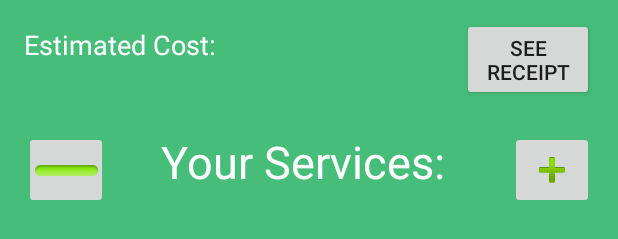
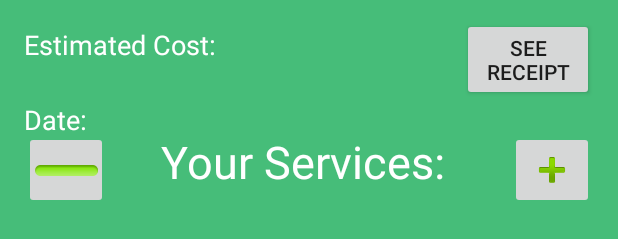
Before and after one commit to kennyhong/Eventus-Android, an Android app: the layout activity_view_event.xml on its own in the app's theme, with its tools: preview values and no code run, on a phone screen of 412 x 824 dp. Shown: the part 199-438 px from the top of the screen. Run offline under Robolectric (Android 15) with nearby library versions, the phone set to English and light mode, and no system bars.

Commit message:
Added date to view event

```diff
--- a/app/src/main/java/comp4350/eventus/ui/ViewEventActivity.java
+++ b/app/src/main/java/comp4350/eventus/ui/ViewEventActivity.java
@@ -23,6 +23,7 @@ import java.util.ArrayList;
 
 import org.json.JSONException;
 import org.json.JSONObject;
+import org.w3c.dom.Text;
 
 public class ViewEventActivity extends AppCompatActivity {
     public static final String EXTRA_EVENT = "event";
@@ -214,6 +215,9 @@ public class ViewEventActivity extends AppCompatActivity {
 
         TextView estimatedCostTextView = (TextView) findViewById(R.id.estimatedCostTextView);
         estimatedCostTextView.setText("Estimated Cost: $"+ getEventCost());
+
+        TextView dateTextView = (TextView) findViewById(R.id.dateView);
+        dateTextView.setText("Date: "+ event.getDate());
 
 
     }// end setupListeners
--- a/app/src/main/res/layout/activity_view_event.xml
+++ b/app/src/main/res/layout/activity_view_event.xml
@@ -135,4 +135,14 @@
         android:layout_alignParentEnd="true"
         android:textColor="@android:color/holo_red_dark"/>
 
+    <TextView
+        android:id="@+id/dateView"
+        android:layout_width="wrap_content"
+        android:layout_height="wrap_content"
+        android:textColor="#ffffff"
+        android:textSize="18sp"
+        android:layout_alignParentStart="true"
+        android:layout_below="@+id/estimatedCostTextView"
+        android:text="Date: "/>
+
 </RelativeLayout>
```
